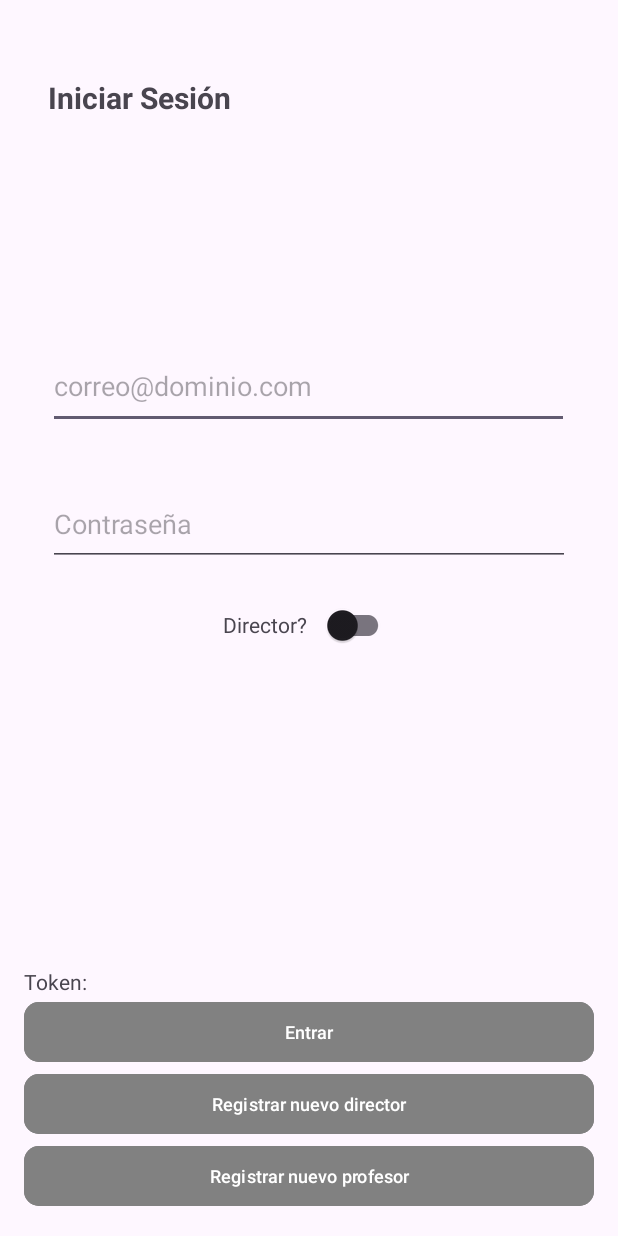
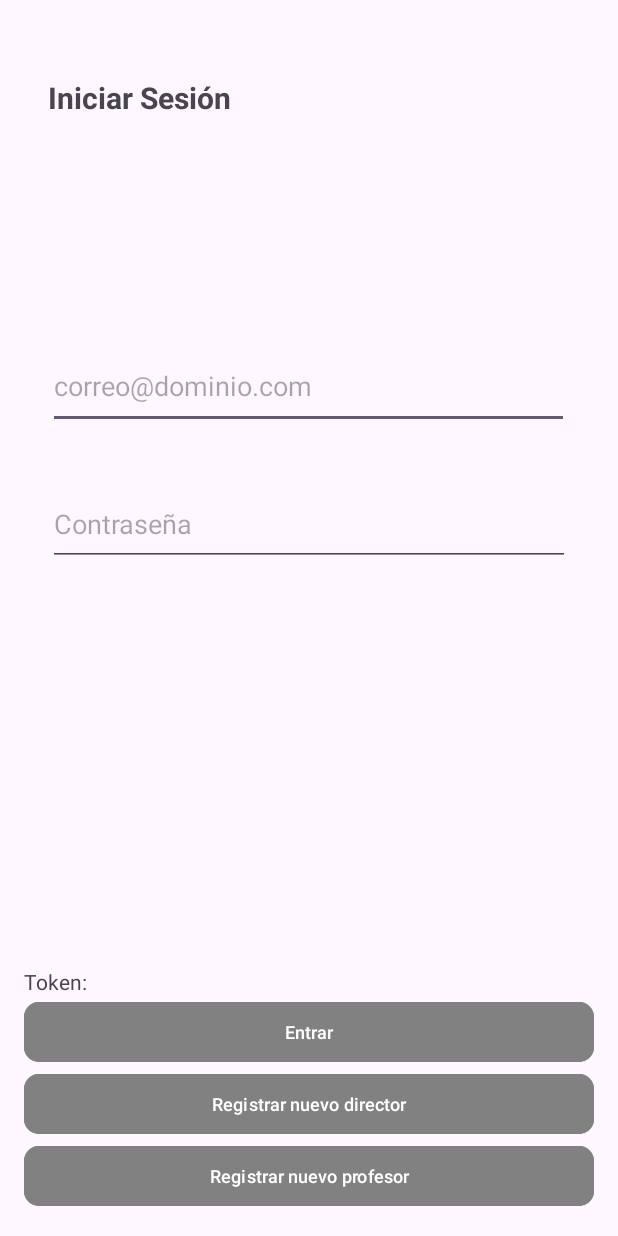
Before and after one commit to Cybersoft-Asimov2023/asimov2023-android-mobile-application, an Android app: the screen it shows after launch (SignInActivity), after a tap on "Entrar", on a phone screen of 412 x 824 dp. Run offline under Robolectric (Android 15) with nearby library versions, the phone set to English and light mode, and no system bars.

Commit message:
feat/register-director

```diff
--- a/app/src/main/AndroidManifest.xml
+++ b/app/src/main/AndroidManifest.xml
@@ -15,6 +15,9 @@
         android:theme="@style/Theme.Asimov2023"
         tools:targetApi="31">
         <activity
+            android:name=".ui.auth.SignUpActivity"
+            android:exported="false" />
+        <activity
             android:name=".ui.auth.SignInActivity"
             android:exported="false" />
         <activity
--- a/app/src/main/java/com/example/android/asimov2023/MainActivity.kt
+++ b/app/src/main/java/com/example/android/asimov2023/MainActivity.kt
@@ -8,6 +8,7 @@ import android.widget.TextView
 import com.example.android.asimov2023.retrofit.Model.DirectorItem
 import com.example.android.asimov2023.retrofit.RetrofitClient
 import com.example.android.asimov2023.ui.auth.SignInActivity
+import com.example.android.asimov2023.ui.auth.SignUpActivity
 import retrofit2.Call
 import retrofit2.Callback
 import retrofit2.Response
@@ -45,7 +46,6 @@ class MainActivity : AppCompatActivity() {
                         .append(data.last_name)
                     myStringBuilder.append("\n")
                 }
-                findViewById<TextView>(R.id.txtId).text = myStringBuilder
 
 
 
--- a/app/src/main/java/com/example/android/asimov2023/retrofit/Interface/DirectorsInterface.kt
+++ b/app/src/main/java/com/example/android/asimov2023/retrofit/Interface/DirectorsInterface.kt
@@ -15,5 +15,8 @@ interface DirectorsInterface {
     @POST("directors/auth/sign-in")
     fun directorSignIn(@Body credentials: RequestBody): Call<DirectorItem>
 
+    @POST("directors/auth/sign-up")
+    fun directorSignUp(@Body credentials: RequestBody): Call<DirectorItem>
+
 
 }
--- a/app/src/main/java/com/example/android/asimov2023/ui/auth/SignInActivity.kt
+++ b/app/src/main/java/com/example/android/asimov2023/ui/auth/SignInActivity.kt
@@ -2,6 +2,7 @@ package com.example.android.asimov2023.ui.auth
 
 import android.annotation.SuppressLint
 import android.content.Context
+import android.content.Intent
 import androidx.appcompat.app.AppCompatActivity
 import android.os.Bundle
 import android.util.Log
@@ -31,27 +32,25 @@ class SignInActivity : AppCompatActivity() {
 
     private fun setupViews(){
         val btEnter = findViewById<Button>(R.id.btnEnter)
+        val btGotoRegister =findViewById<Button>(R.id.btnGoToRegister)
 
         btEnter.setOnClickListener() {
             val txtEmail = findViewById<TextView>(R.id.txtEmail)
             val txtPassword = findViewById<TextView>(R.id.txtPassword)
-            val btnSwitch = findViewById<SwitchCompat>(R.id.btnSwitch)
-            logIn(txtEmail.text.toString(), txtPassword.text.toString(), btnSwitch)
+            logIn(txtEmail.text.toString(), txtPassword.text.toString())
+        }
+        btGotoRegister.setOnClickListener(){
+            val intent = Intent(this, SignUpActivity::class.java)
+            startActivity(intent)
+            finish()
         }
     }
 
 
-    private fun logIn(email:String, password:String, isDirector:SwitchCompat){
+    private fun logIn(email:String, password:String){
         val json = JSONObject()
         json.put("email", email)
         json.put("password", password)
-
-        if (isDirector.isChecked){
-            //if checked do a get director
-            Log.d("IS CHECKED", "YES")
-        }else{
-            //if not do a get teacher
-        }
 
         val directorsInterface = RetrofitClient.getDirectorsInterface()
 
--- a/app/src/main/res/layout/activity_sign_in.xml
+++ b/app/src/main/res/layout/activity_sign_in.xml
@@ -50,22 +50,7 @@
             android:layout_gravity="center"
 
             android:layout_marginTop="15dp"
-            android:orientation="horizontal">
-
-            <TextView
-                android:layout_width="wrap_content"
-                android:layout_height="wrap_content"
-                android:layout_marginEnd="10dp"
-                android:text="Director?" />
-
-            <androidx.appcompat.widget.SwitchCompat
-                android:id="@+id/btnSwitch"
-
-                android:layout_width="wrap_content"
-                android:layout_height="wrap_content" />
-
-
-        </LinearLayout>
+            android:orientation="horizontal"/>
 
         <Space
             android:layout_width="match_parent"
@@ -91,7 +76,7 @@
             app:cornerRadius="10dp" />
 
         <Button
-            android:id="@+id/btnRegisterDirector"
+            android:id="@+id/btnGoToRegister"
             android:layout_width="match_parent"
             android:layout_height="wrap_content"
             android:backgroundTint="#818181"
```
Also changed, not shown: app/src/main/java/com/example/android/asimov2023/ui/auth/SignUpActivity.kt (added, +71 -0 lines), app/src/main/res/layout/activity_main.xml (+5 -7 lines), app/src/main/res/layout/activity_sign_up.xml (added, +97 -0 lines), app/src/main/res/drawable/logo_text.png (added).
